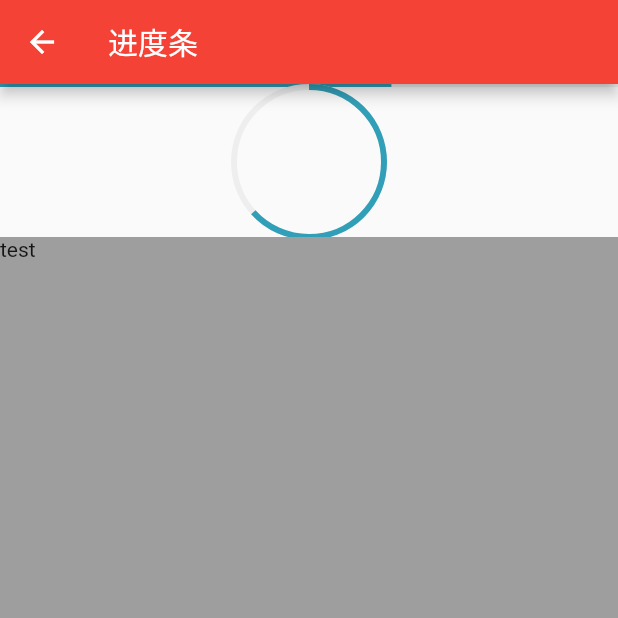
After one commit to javyliu/test_uis, a Flutter app: the UiProgressIndicator screen opened directly, on a phone screen of 412 x 824 dp, the top half of it. The commit adds this screen. Run offline on Flutter 3.47's test engine with Material 2 defaults, Android fonts, the phone set to English and light mode, and no system bars.

Commit message:
添加新ui

```diff
--- /dev/null
+++ b/lib/pages/ui_progress_indicator.dart
@@ -0,0 +1,88 @@
+import 'package:flutter/material.dart';
+
+class UiProgressIndicator extends StatefulWidget {
+  @override
+  _UiProgressIndicatorState createState() => _UiProgressIndicatorState();
+}
+
+class _UiProgressIndicatorState extends State<UiProgressIndicator> with SingleTickerProviderStateMixin {
+  AnimationController _animationController;
+  bool _visible = true;
+
+  @override
+  void initState() {
+    super.initState();
+    _animationController = AnimationController(vsync: this, duration: Duration(seconds: 3));
+    print("------------${_animationController.value}------------");
+    _animationController.forward();
+    _animationController.addListener(() {
+      setState(() {});
+    });
+    _animationController.addStatusListener((status) {
+      if (status == AnimationStatus.completed) {
+        _visible = false;
+      }
+    });
+  }
+
+  @override
+  void dispose() {
+    _animationController.dispose();
+    super.dispose();
+  }
+
+  @override
+  Widget build(BuildContext context) {
+    return Scaffold(
+      appBar: AppBar(
+        title: Text("进度条"),
+      ),
+      body: Container(
+        child: Column(
+          mainAxisAlignment: MainAxisAlignment.start,
+          children: <Widget>[
+            Visibility(
+              visible: _visible,
+              maintainState: true,
+              maintainAnimation: true,
+              maintainSize: true,
+              child: SizedBox(
+                height: 2.0,
+                child: LinearProgressIndicator(
+                  backgroundColor: Colors.grey[200],
+                  // valueColor: AlwaysStoppedAnimation(Colors.blue),
+                  valueColor: ColorTween(begin: Colors.green, end: Colors.blue).animate(_animationController),
+                  value: _animationController.value,
+                ),
+              ),
+            ),
+            SizedBox(
+              height: 100,
+              width: 100,
+              child: CircularProgressIndicator(
+                backgroundColor: Colors.grey[200],
+                valueColor: ColorTween(begin: Colors.green, end: Colors.blue).animate(_animationController),
+                value: _animationController.value,
+              ),
+            ),
+            Expanded(
+              child: GestureDetector(
+                onTap: () {
+                  setState(() {
+                    _visible = !_visible;
+                  });
+                },
+                child: Container(
+                  color: Colors.grey,
+                  child: Text("test"),
+                  width: double.infinity,
+                ),
+              ),
+            ),
+
+          ],
+        ),
+      ),
+    );
+  }
+}
```
Also changed, not shown: lib/pages/app.dart (+14 -0 lines), lib/pages/ui_animated_container.dart (+6 -1 lines), lib/pages/ui_animated_switcher.dart (added, +9 -0 lines), lib/pages/ui_animated_widget.dart (added, +92 -0 lines), lib/pages/ui_base_animation.dart (added, +42 -0 lines), lib/pages/ui_bottom_navigation_bar.dart (added, +44 -0 lines), lib/pages/ui_hero.dart (added, +48 -0 lines), lib/pages/ui_simultaneous_animation.dart (added, +61 -0 lines), 5 other files.
